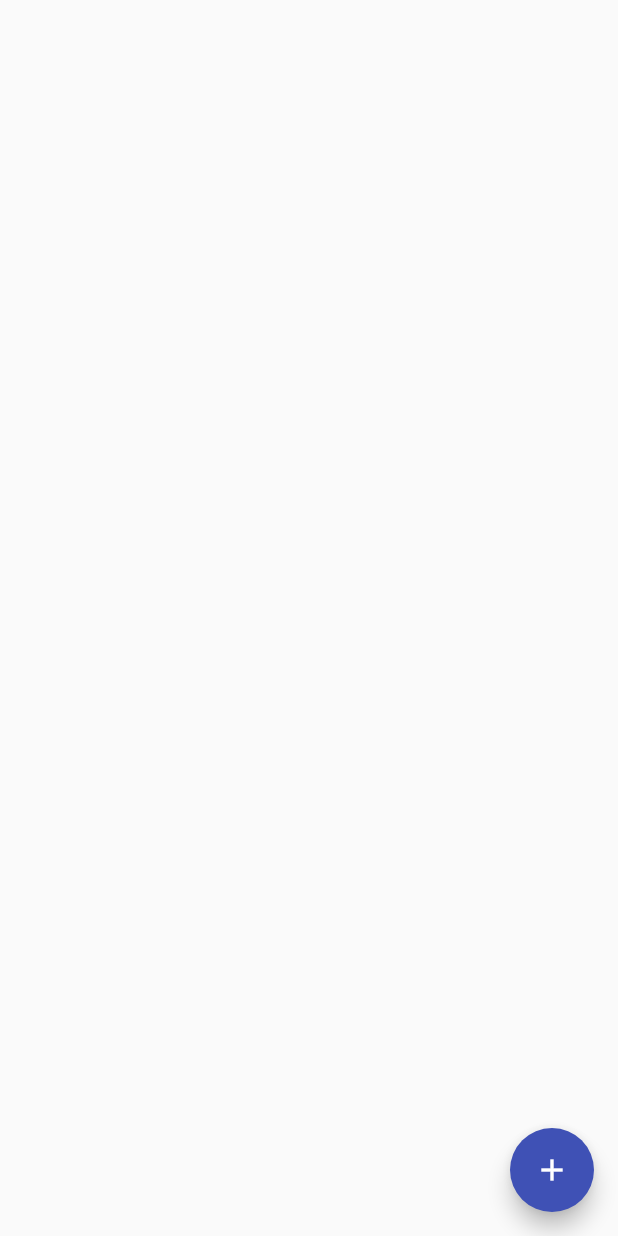
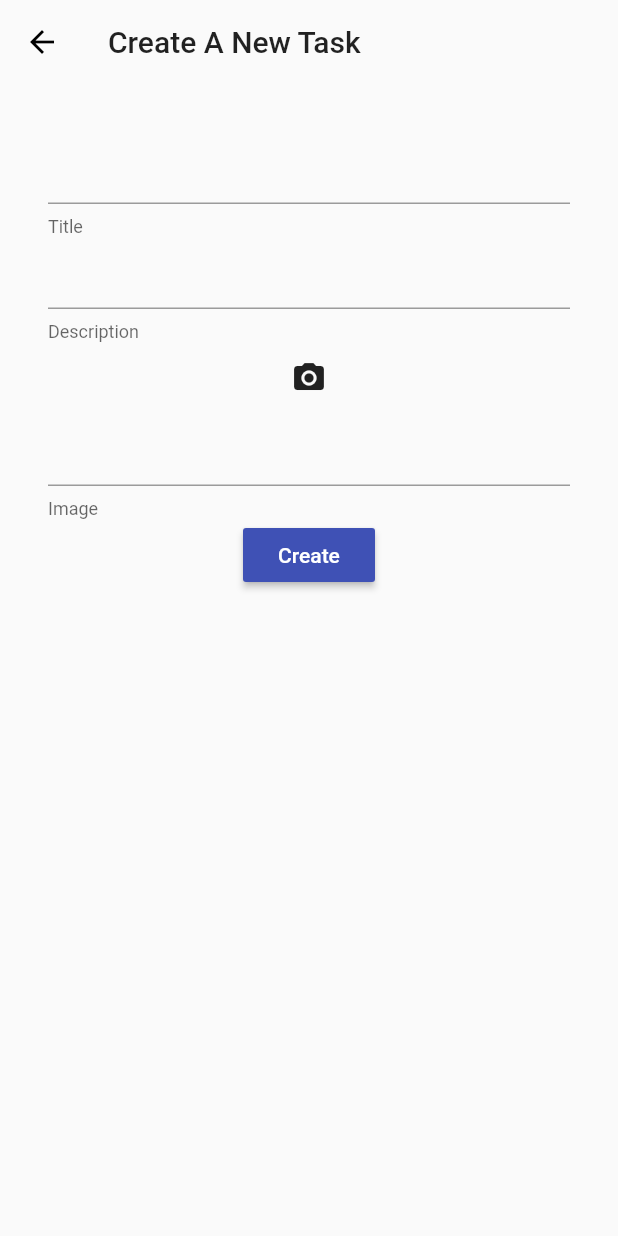
Before and after one commit to DhruvamSharma/GamezopTasks, a Flutter app: the screen it shows after launch, after a tap on the "add" icon, on a phone screen of 412 x 824 dp. Run offline on Flutter 3.47's test engine with Material 2 defaults, Android fonts, the phone set to English and light mode, and no system bars; our stand-ins replace flutter_tindercard, image_picker, rxdart, sqflite; accounts and stored records are empty.

Commit message:
build: camera functionality added

```diff
--- a/lib/src/bloc/home_screen_bloc.dart
+++ b/lib/src/bloc/home_screen_bloc.dart
@@ -18,9 +18,10 @@ class HomeScreenBloc {
     }
   }
 
-  void createTask(Task task) async {
-    await taskApiProvider.createTask(task);
+  Future<int> createTask(Task task) async {
+    int taskId = await taskApiProvider.createTask(task);
     getAllTasks(0);
+    return taskId;
   }
 
   void setListOrCard (bool listOrCard) {
--- /dev/null
+++ b/lib/src/ui/create_task_screen.dart
@@ -0,0 +1,92 @@
+import 'package:flutter/material.dart';
+import 'package:gamez_taskop/src/bloc/home_screen_bloc.dart';
+import 'package:gamez_taskop/src/model/task.dart';
+import 'dart:io';
+import 'package:image_picker/image_picker.dart';
+
+class CreateTaskScreen extends StatefulWidget {
+
+  @override
+  _CreateTaskScreenState createState() => _CreateTaskScreenState();
+}
+
+class _CreateTaskScreenState extends State<CreateTaskScreen> {
+  final TextEditingController _titleController = TextEditingController(),
+      _descriptionController = TextEditingController(),
+      _imageController = TextEditingController();
+
+  File _image;
+
+  Future getImage(bool isCamera) async {
+    File image;
+    if (isCamera) {
+      image = await ImagePicker.pickImage(source: ImageSource.camera);
+    } else {
+      image = await ImagePicker.pickImage(source: ImageSource.gallery);
+    }
+
+    setState(() {
+      _image = image;
+      _imageController.text = _image.path;
+    });
+  }
+
+  @override
+  Widget build(BuildContext context) {
+    return Scaffold(
+      appBar: AppBar(
+        elevation: 0,
+        title: Text(
+          'Create A New Task',
+          style: Theme.of(context).textTheme.title,
+        ),
+        backgroundColor: Colors.transparent,
+        iconTheme: IconThemeData(color: Colors.black),
+      ),
+      body: Padding(
+        padding: const EdgeInsets.all(32.0),
+        child: Column(
+          mainAxisSize: MainAxisSize.min,
+          children: <Widget>[
+            TextField(
+              controller: _titleController,
+              decoration: InputDecoration(helperText: 'Title'),
+            ),
+            TextField(
+              controller: _descriptionController,
+              decoration: InputDecoration(helperText: 'Description'),
+            ),
+            IconButton(
+              onPressed: () {
+                getImage(true);
+              },
+              icon: Icon(Icons.camera_alt),
+            ),
+            TextField(
+              controller: _imageController,
+              decoration: InputDecoration(helperText: 'Image'),
+            ),
+            MaterialButton(
+              child: Text('Create', style: TextStyle(color: Colors.white),),
+              color: Colors.indigo,
+                onPressed: () async {
+              int taskId = await homeScreenBloc.createTask(Task.fromTask(
+                _titleController.text,
+                _descriptionController.text,
+                false,
+                _imageController.text,
+                DateTime.now(),
+                DateTime.now().add(Duration(days: 5)),
+                DateTime.now().add(Duration(days: 100)),
+              ));
+
+              if (taskId > 0) {
+                // TODO provide humane feedback
+              }
+            })
+          ],
+        ),
+      ),
+    );
+  }
+}
--- a/lib/src/ui/home_screen.dart
+++ b/lib/src/ui/home_screen.dart
@@ -1,10 +1,8 @@
 import 'package:flutter/material.dart';
 import 'package:gamez_taskop/src/bloc/home_screen_bloc.dart';
-import 'package:gamez_taskop/src/model/task.dart';
-import 'package:gamez_taskop/src/resources/task_api_provider.dart';
 import 'package:gamez_taskop/src/ui/task_cards.dart';
-
 import 'package:gamez_taskop/src/ui/task_list.dart';
+import 'create_task_screen.dart';
 
 class HomeScreen extends StatefulWidget {
   @override
@@ -22,6 +20,17 @@ class _HomeScreenState extends State<HomeScreen> {
   @override
   Widget build(BuildContext context) {
     return Scaffold(
+      appBar: AppBar(
+        elevation: 0,
+        title: Text(
+          'Gamezop Tasks',
+          style: Theme.of(context).textTheme.title.copyWith(
+            color: Colors.white
+          ),
+        ),
+        //backgroundColor: Colors.transparent,
+        iconTheme: IconThemeData(color: Colors.black),
+      ),
       body: Center(
         // Center is a layout widget. It takes a single child and positions it
         // in the middle of the parent.
@@ -41,15 +50,11 @@ class _HomeScreenState extends State<HomeScreen> {
       ),
       floatingActionButton: FloatingActionButton(
         onPressed: () {
-          homeScreenBloc.createTask(Task.fromTask(
-            'title',
-            'description',
-            false,
-            'image_path',
-            DateTime.now(),
-            DateTime.now().add(Duration(days: 5)),
-            DateTime.now().add(Duration(days: 100)),
-          ));
+
+          Navigator.of(context).push(MaterialPageRoute(builder: (context){
+            return CreateTaskScreen();
+          }));
+
         },
         tooltip: 'Create a task',
         child: Icon(Icons.add),
--- a/lib/src/ui/update_task.dart
+++ b/lib/src/ui/single_task_screen.dart
@@ -2,16 +2,16 @@ import 'package:flutter/material.dart';
 import 'package:gamez_taskop/src/bloc/single_task_screen_bloc.dart';
 import 'package:gamez_taskop/src/model/task.dart';
 
-class UpdateTaskScreen extends StatefulWidget {
+class SingleTaskScreen extends StatefulWidget {
   final Task task;
 
-  UpdateTaskScreen({this.task}) : assert(task != null);
+  SingleTaskScreen({this.task}) : assert(task != null);
 
   @override
-  _UpdateTaskScreenState createState() => _UpdateTaskScreenState();
+  _SingleTaskScreenState createState() => _SingleTaskScreenState();
 }
 
-class _UpdateTaskScreenState extends State<UpdateTaskScreen> {
+class _SingleTaskScreenState extends State<SingleTaskScreen> {
   TextEditingController _titleController,
       _descriptionController,
       _imageController;
--- a/lib/src/ui/task_list.dart
+++ b/lib/src/ui/task_list.dart
@@ -2,7 +2,7 @@ import 'package:flutter/material.dart';
 import 'package:gamez_taskop/src/bloc/home_screen_bloc.dart';
 import 'package:gamez_taskop/src/model/task.dart';
 
-import 'update_task.dart';
+import 'single_task_screen.dart';
 
 class TaskList extends StatefulWidget {
   @override
@@ -27,6 +27,10 @@ class _TaskListState extends State<TaskList> {
           if (snapshot.connectionState == ConnectionState.waiting) {
             return Center(child: CircularProgressIndicator());
           } else if (snapshot.hasData) {
+
+            if (snapshot.data.length == 0) {
+              return Center(child: Text('No Tasks Presents'));
+            }
             return ListView.builder(
               itemCount: snapshot.data.length,
               itemBuilder: (context, i) {
@@ -40,7 +44,7 @@ class _TaskListState extends State<TaskList> {
                   onTap: () {
                     Navigator.of(context)
                         .push(MaterialPageRoute(builder: (context) {
-                          return UpdateTaskScreen(task: snapshot.data[i]);
+                          return SingleTaskScreen(task: snapshot.data[i]);
                     }));
                   },
                 );
--- a/pubspec.yaml
+++ b/pubspec.yaml
@@ -28,6 +28,7 @@ dependencies:
   sqflite:
   path_provider:
   json_annotation:
+  image_picker:
 
 dev_dependencies:
   flutter_test:
```
Also changed, not shown: pubspec.lock, 1 other file.
